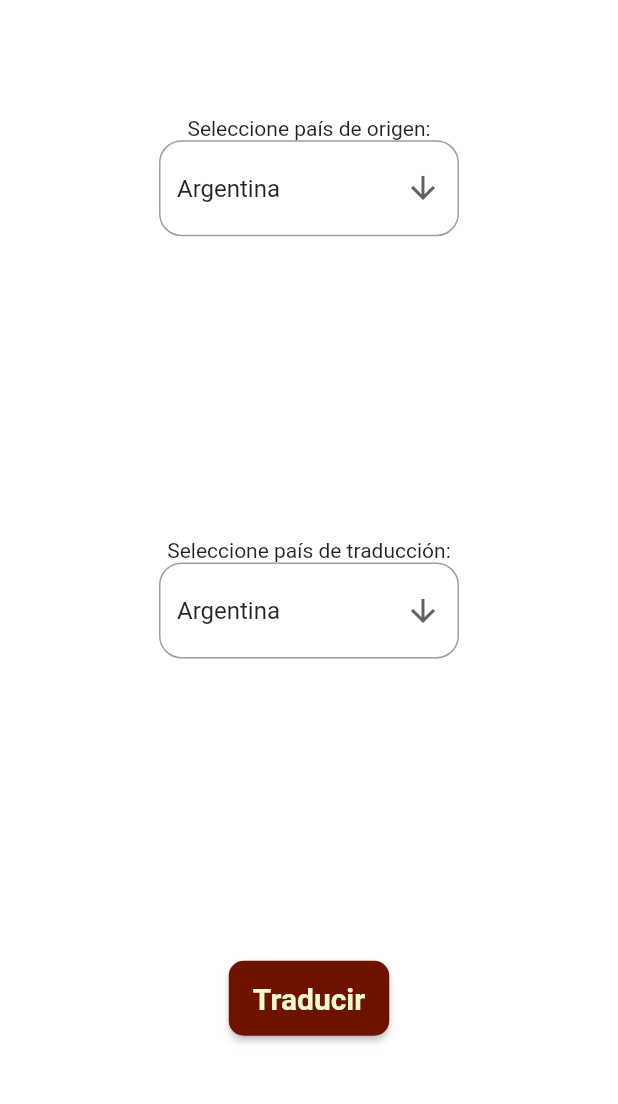
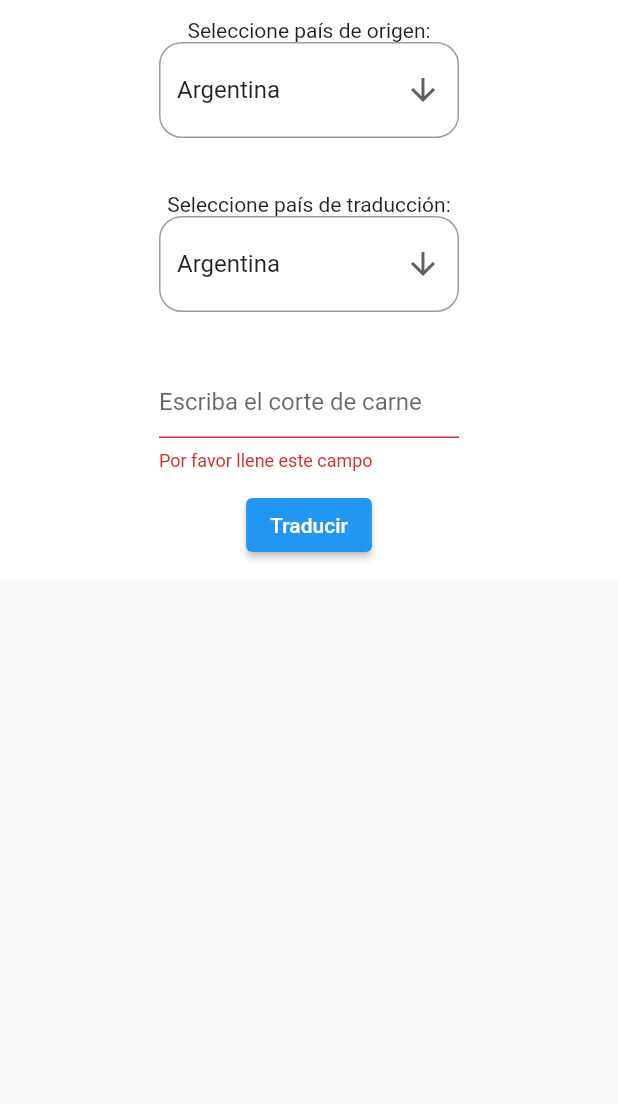
Before and after one commit to melissafg/Buscort, a Flutter app: the screen_search screen opened directly, after a tap on "Traducir", on a phone screen of 412 x 824 dp, the part 102-1206 px from its top. Run offline on Flutter 3.47's test engine with Material 2 defaults, Android fonts, the phone set to English and light mode, and no system bars.

Commit message:
se añadio el input al traductor

```diff
--- a/lib/screen_search.dart
+++ b/lib/screen_search.dart
@@ -41,8 +41,8 @@ class screenSearch extends State<screen_search>{
       ),
       body:  Container(
         color: Colors.white,
+        child: SingleChildScrollView(
           child: Column(
-          mainAxisAlignment: MainAxisAlignment.spaceEvenly,
             children: <Widget>[
               Row(
                 mainAxisAlignment: MainAxisAlignment.spaceEvenly,
@@ -51,15 +51,6 @@ class screenSearch extends State<screen_search>{
                     children: const <Widget>[
                       Text('Seleccione país de origen:'),
                       DropdownStateful(),
-                  ],
-                ),
-              ],
-            ),
-            Row(
-              mainAxisAlignment: MainAxisAlignment.spaceEvenly,
-              children:  <Widget>[
-                Column(
-                  children: const <Widget>[
                       Text('Seleccione país de traducción:'),
                       MyStatefulWidget(),
                     ],
@@ -67,21 +58,12 @@ class screenSearch extends State<screen_search>{
 
                 ],
               ),
-            Row(
-              mainAxisAlignment: MainAxisAlignment.spaceEvenly,
-              children: <Widget>[
-                MaterialButton(
-                  shape: RoundedRectangleBorder(borderRadius:BorderRadius.circular(10.0)),
-                  minWidth: 80.0,
-                  height: 50.0,
-                  onPressed: (){},
-                  color: Color(0xFF6E1300),
-                  child: Text('Traducir', style: Theme.of(context).textTheme.headline6,),
-                )
+              MyInputWidget(),
+
             ],
           ),
-          ],
         ),
+
       ),
     );
   }
@@ -102,7 +84,7 @@ class _MyStatefulWidgetState extends State<MyStatefulWidget> {
   @override
   Widget build(BuildContext context) {
     return Container(
-      height: 200,
+      height: 100,
       child: SizedBox(
         width: 200,
         child: DropdownButtonFormField<String>(
@@ -150,7 +132,7 @@ class _MyDropdownStatefulState extends State<DropdownStateful> {
   @override
   Widget build(BuildContext context) {
     return Container(
-        height: 200,
+        height: 100,
         child: SizedBox(
           width: 200,
           child: DropdownButtonFormField<String>(
@@ -182,3 +164,56 @@ class _MyDropdownStatefulState extends State<DropdownStateful> {
 
   }
 }
+
+
+
+class MyInputWidget extends StatefulWidget {
+  const MyInputWidget({Key? key}) : super(key: key);
+
+  @override
+  State<MyInputWidget> createState() => _MyInputWidgetState();
+}
+
+class _MyInputWidgetState extends State<MyInputWidget> {
+  final GlobalKey<FormState> _formKey = GlobalKey<FormState>();
+
+
+  @override
+  Widget build(BuildContext context) {
+    return Form(
+      key: _formKey,
+      child: Column(
+        crossAxisAlignment: CrossAxisAlignment.center,
+        children: <Widget>[
+          SizedBox(
+            width: 200,
+            child: TextFormField(
+              decoration: const InputDecoration(
+                hintText: 'Escriba el corte de carne',
+              ),
+              validator: (String? value) {
+                if (value == null || value.isEmpty) {
+                  return 'Por favor llene este campo';
+                }
+                return null;
+              },
+            ),
+          ),
+          Padding(
+            padding: EdgeInsets.all(12),
+            child: ElevatedButton(
+              onPressed: () {
+                // Validate will return true if the form is valid, or false if
+                // the form is invalid.
+                if (_formKey.currentState!.validate()) {
+                  // Process data.
+                }
+              },
+              child: const Text('Traducir'),
+            ),
+          ),
+        ],
+      ),
+    );
+  }
+}
```
Also changed, not shown: lib/dropdown.dart (deleted, +0 -55 lines), lib/inputWidget.dart (added, +65 -0 lines), lib/screen_result.dart (+16 -0 lines). Lines whose indentation alone changed are shown as unchanged.
